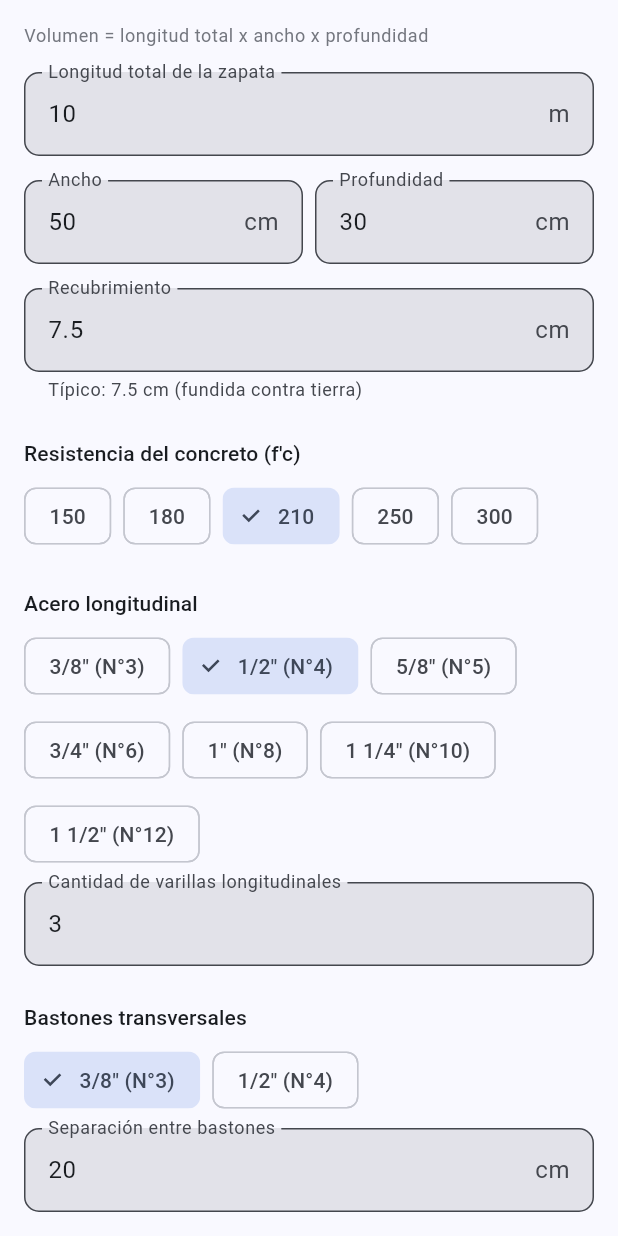
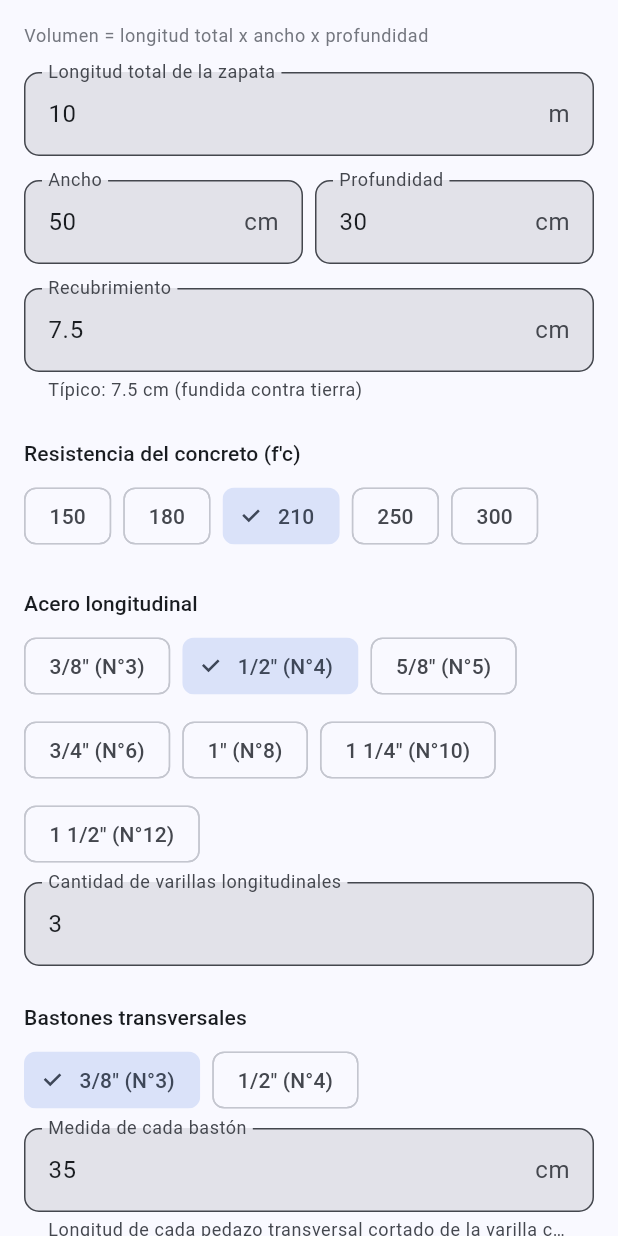
Before and after one commit to denniscastillo202020/Structia, a Flutter app: the _FormularioCorrida widget shown alone on an empty page, opened directly, on a phone screen of 412 x 824 dp. Run offline on Flutter 3.47's test engine with Material 3 defaults, Android fonts, the phone set to English and light mode, and no system bars; our stand-ins replace image_picker, pdf, printing, shared_preferences; missing offline and left inert: google_mlkit_text_recognition; accounts and stored records are empty.

Commit message:
Zapata corrida: medida del baston como dato ingresado por el usuario

```diff
--- a/lib/features/calculadora_zapata/domain/calcular_zapata.dart
+++ b/lib/features/calculadora_zapata/domain/calcular_zapata.dart
@@ -20,6 +20,7 @@ class DatosZapataCorrida {
   final DiametroVarilla diametroLongitudinal;
   final int cantidadVarillasLongitudinales;
   final DiametroVarilla diametroTransversal;
+  final double longitudBastonCm;
   final double separacionTransversalCm;
   final int cantidadZapatas;
 
@@ -31,6 +32,7 @@ class DatosZapataCorrida {
     required this.diametroLongitudinal,
     required this.cantidadVarillasLongitudinales,
     required this.diametroTransversal,
+    required this.longitudBastonCm,
     required this.separacionTransversalCm,
     this.cantidadZapatas = 1,
   });
@@ -65,7 +67,7 @@ class CalcularZapataCorrida {
       diametro: datos.diametroLongitudinal,
     );
 
-    final longitudBastonM = (datos.anchoCm - 2 * datos.recubrimientoCm) / 100;
+    final longitudBastonM = datos.longitudBastonCm / 100;
     final cantidadBastonesPorZapata =
         ((datos.longitudTotalM * 100) / datos.separacionTransversalCm).ceil() + 1;
 
--- a/lib/features/calculadora_zapata/presentation/screens/calculadora_zapata_screen.dart
+++ b/lib/features/calculadora_zapata/presentation/screens/calculadora_zapata_screen.dart
@@ -396,6 +396,7 @@ class _FormularioCorridaState extends State<_FormularioCorrida> {
   final _profundidadController = TextEditingController(text: '30');
   final _recubrimientoController = TextEditingController(text: '7.5');
   final _cantidadVarillasController = TextEditingController(text: '3');
+  final _longitudBastonController = TextEditingController(text: '35');
   final _separacionTransversalController = TextEditingController(text: '20');
   final _cantidadController = TextEditingController(text: '1');
 
@@ -413,6 +414,7 @@ class _FormularioCorridaState extends State<_FormularioCorrida> {
     _profundidadController.dispose();
     _recubrimientoController.dispose();
     _cantidadVarillasController.dispose();
+    _longitudBastonController.dispose();
     _separacionTransversalController.dispose();
     _cantidadController.dispose();
     super.dispose();
@@ -424,6 +426,7 @@ class _FormularioCorridaState extends State<_FormularioCorrida> {
     final profundidad = double.tryParse(_profundidadController.text.replaceAll(',', '.'));
     final recubrimiento = double.tryParse(_recubrimientoController.text.replaceAll(',', '.'));
     final cantidadVarillas = int.tryParse(_cantidadVarillasController.text);
+    final longitudBaston = double.tryParse(_longitudBastonController.text.replaceAll(',', '.'));
     final separacionTransversal = double.tryParse(_separacionTransversalController.text.replaceAll(',', '.'));
     final cantidad = int.tryParse(_cantidadController.text) ?? 1;
 
@@ -432,6 +435,7 @@ class _FormularioCorridaState extends State<_FormularioCorrida> {
         profundidad == null ||
         recubrimiento == null ||
         cantidadVarillas == null ||
+        longitudBaston == null ||
         separacionTransversal == null) {
       return null;
     }
@@ -444,6 +448,7 @@ class _FormularioCorridaState extends State<_FormularioCorrida> {
       diametroLongitudinal: _diametroLongitudinal,
       cantidadVarillasLongitudinales: cantidadVarillas,
       diametroTransversal: _diametroTransversal,
+      longitudBastonCm: longitudBaston,
       separacionTransversalCm: separacionTransversal,
       cantidadZapatas: cantidad,
     );
@@ -557,6 +562,17 @@ class _FormularioCorridaState extends State<_FormularioCorrida> {
                 onSelected: (_) => setState(() => _diametroTransversal = d),
               );
             }).toList(),
+          ),
+          const SizedBox(height: AppConstants.paddingSm),
+          TextFormField(
+            controller: _longitudBastonController,
+            keyboardType: const TextInputType.numberWithOptions(decimal: true),
+            decoration: const InputDecoration(
+              labelText: 'Medida de cada bastón',
+              suffixText: 'cm',
+              helperText: 'Longitud de cada pedazo transversal cortado de la varilla comercial',
+            ),
+            validator: (v) => double.tryParse((v ?? '').replaceAll(',', '.')) == null ? 'Requerido' : null,
           ),
           const SizedBox(height: AppConstants.paddingSm),
           TextFormField(
```
